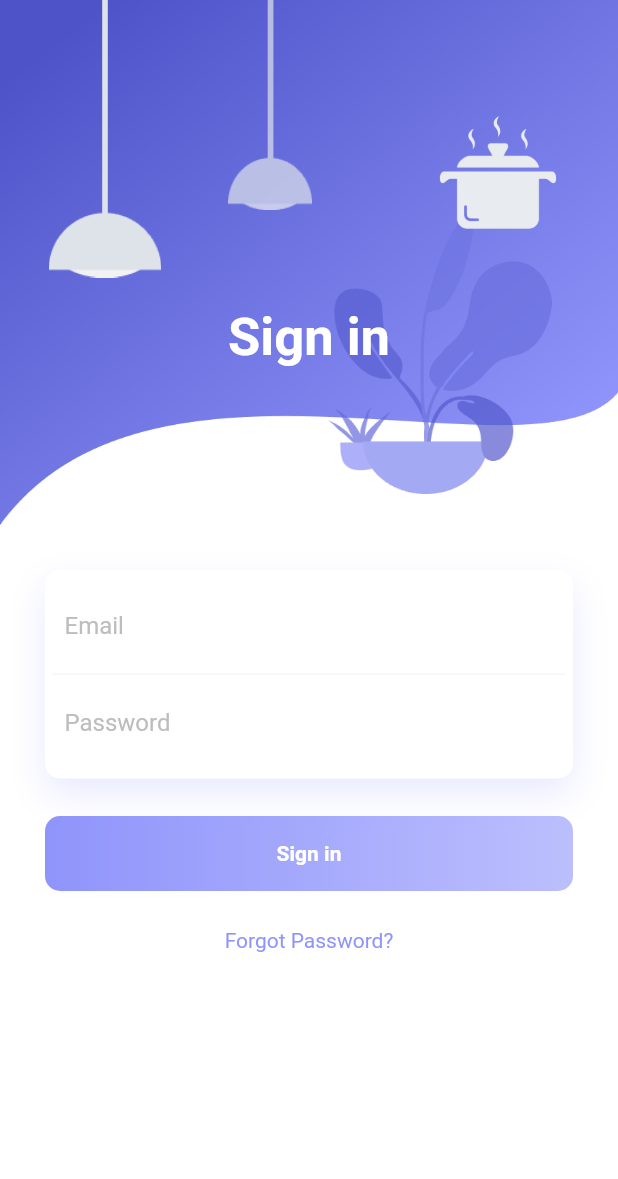
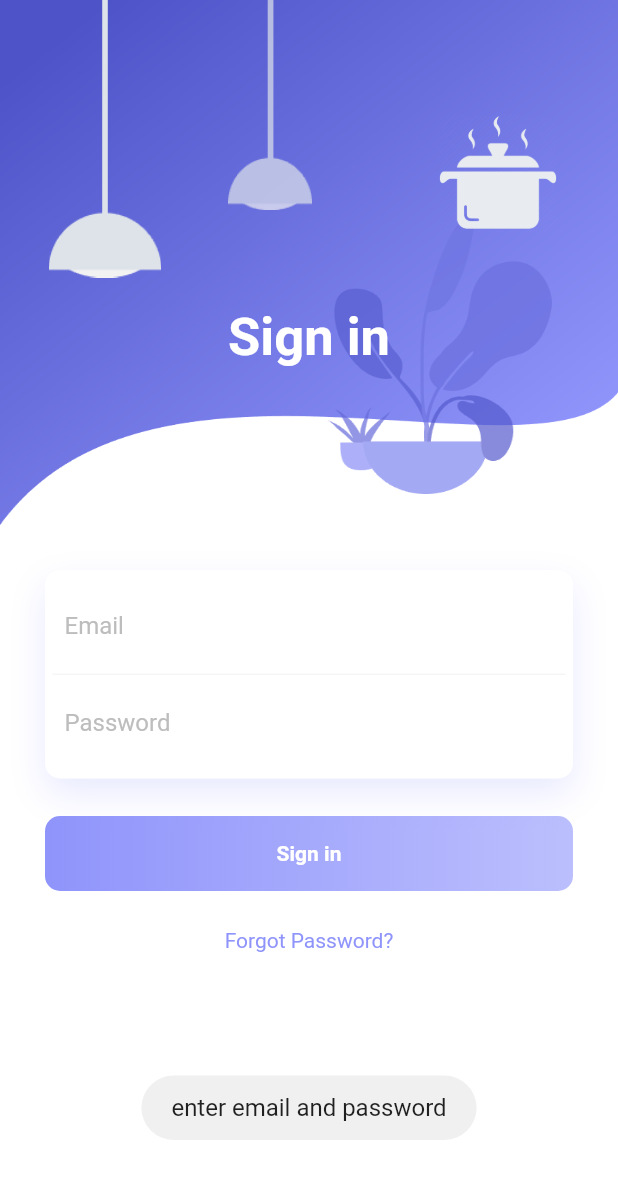
Before and after one commit to tanviranwarrafi/cooking-recipe-flutter, a Flutter app: the screen it shows after launch, after a tap on "Sign in", on a phone screen of 412 x 824 dp. Shown: the top 1179 px of the screen. Run offline on Flutter 3.47's test engine with Material 2 defaults, Android fonts, the light colour scheme and no system bars; our stand-ins replace fluttertoast, hexcolor, page_transition, percent_indicator, rating_bar, share and 2 more.

Commit message:
add cooking recipe apk

```diff
--- a/lib/ui/screen/AllRecipie.dart
+++ b/lib/ui/screen/AllRecipie.dart
@@ -6,7 +6,7 @@ import 'package:flutter/widgets.dart';
 import 'package:hexcolor/hexcolor.dart';
 import 'package:page_transition/page_transition.dart';
 import 'package:http/http.dart' as http;
-import 'dart:async';
+
 import 'dart:convert';
 import 'dart:io';
 import 'package:shared_preferences/shared_preferences.dart';
--- a/lib/ui/screen/SignIn.dart
+++ b/lib/ui/screen/SignIn.dart
@@ -26,10 +26,11 @@ class _SignInPageState extends State<SignInPage> {
         await http.post("https://rcapp.utech.dev/api/auth/login", body: data);
     if (response.statusCode == 200) {
       jsonResponse = json.decode(response.body);
+      print(jsonResponse);
 
       if (jsonResponse != null) {
         sharedPreferences.setString("token", jsonResponse['result']["token"]);
-
+        print(jsonResponse['result']["token"]);
         String token = "Bearer " + jsonResponse['result']["token"];
 
         var userResponse = await http.get("https://rcapp.utech.dev/api/user",
@@ -65,6 +66,7 @@ class _SignInPageState extends State<SignInPage> {
   @override
   Widget build(BuildContext context) {
     return Scaffold(
+      resizeToAvoidBottomInset: true,
       resizeToAvoidBottomPadding: false,
       backgroundColor: Colors.white,
       body: SingleChildScrollView(
@@ -202,8 +204,16 @@ class _SignInPageState extends State<SignInPage> {
                       2,
                       GestureDetector(
                         onTap: () async {
-                          await signIn(
-                              emailController.text, passwordController.text);
+                          if (emailController.text == "" ||
+                              passwordController.text == "") {
+                            Fluttertoast.showToast(
+                                msg: "enter email and password",
+                                toastLength: Toast.LENGTH_SHORT,
+                                fontSize: 16.0);
+                          } else {
+                            await signIn(
+                                emailController.text, passwordController.text);
+                          }
                         },
                         child: Container(
                           height: 50,
```
Also changed, not shown: lib/ui/screen/Reviews.dart (+5 -5 lines), 4 other files.
